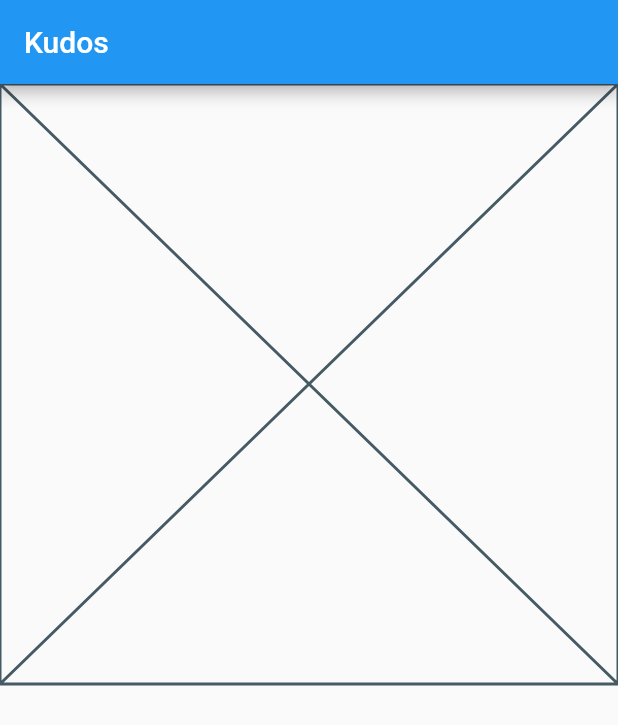
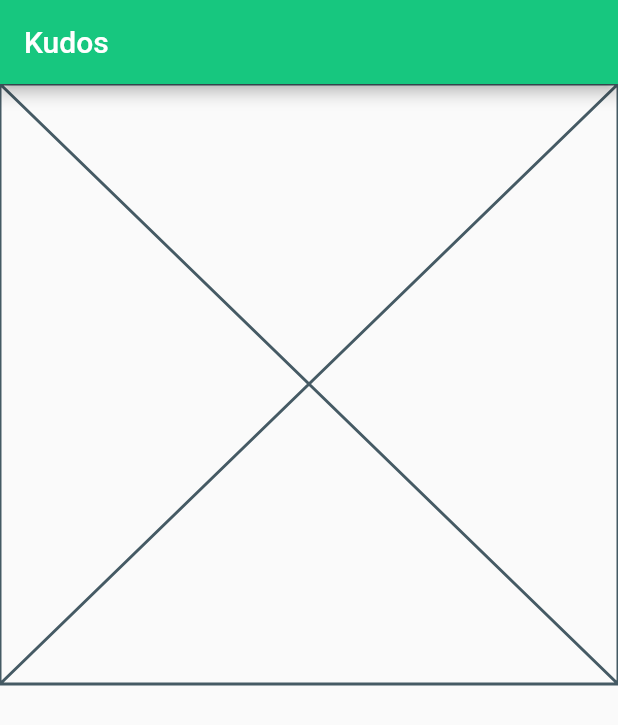
Before and after one commit to kabisa/flutter-for-beginners-workshop, a Flutter app: the screen it shows after launch, on a phone screen of 412 x 824 dp. Shown: the top 725 px of the screen. Run offline on Flutter 3.47's test engine with Material 2 defaults, Android fonts, the light colour scheme and no system bars.

Commit message:
add custom theme data

```diff
--- a/lib/domain/transaction.dart
+++ b/lib/domain/transaction.dart
@@ -39,35 +39,42 @@ class Transaction {
 
   static final List<Transaction> dummyTransactions = [
     Transaction(
-        fromName: "Kamryn Quin",
-        toName: "Neely Florence",
-        createdAt: DateTime.parse("2023-01-03T15:40:49.937988+0200"),
-        kudos: 25,
-        note: "being like sunshine on a rainy day."),
+      fromName: "Emmerson Jules",
+      toName: "Chris Campbell",
+      createdAt: DateTime.parse("2023-01-31T12:13:48.90337+0200"),
+      kudos: 10,
+      note: "being even better than a unicorn, because you're real.",
+    ),
     Transaction(
-        fromName: "Jamey Gayle",
-        toName: "Grier London",
-        createdAt: DateTime.parse("2023-01-02 14:37:40.669265+0200"),
-        kudos: 25,
-        note: "bringing out the best in other people."),
+      fromName: "Kerry Kelcey",
+      toName: "Leighton Dezi",
+      createdAt: DateTime.parse("2023-01-31T15:22:47.209402+0200"),
+      kudos: 20,
+      note: "you always know just what to say.",
+    ),
     Transaction(
-        fromName: "Martie Esme",
-        toName: "Vivian Casey",
-        createdAt: DateTime.parse("2023-01-02T09:56:52.285789+0200"),
-        kudos: 10,
-        note:
-            "that thing you don’t like about yourself is what makes you so interesting."),
+      fromName: "Martie Esme",
+      toName: "Vivian Casey",
+      createdAt: DateTime.parse(
+        "2023-01-02T09:56:52.285789+0200",
+      ),
+      kudos: 10,
+      note:
+          "that thing you don’t like about yourself is what makes you so interesting.",
+    ),
     Transaction(
-        fromName: "Kerry Kelcey",
-        toName: "Leighton Dezi",
-        createdAt: DateTime.parse("2023-01-31T15:22:47.209402+0200"),
-        kudos: 20,
-        note: "you always know just what to say."),
+      fromName: "Jamey Gayle",
+      toName: "Grier London",
+      createdAt: DateTime.parse("2023-01-02 14:37:40.669265+0200"),
+      kudos: 25,
+      note: "bringing out the best in other people.",
+    ),
     Transaction(
-        fromName: "Emmerson Jules",
-        toName: "Chris Campbell",
-        createdAt: DateTime.parse("2023-01-31T12:13:48.90337+0200"),
-        kudos: 10,
-        note: "being even better than a unicorn, because you're real.")
+      fromName: "Kamryn Quin",
+      toName: "Neely Florence",
+      createdAt: DateTime.parse("2023-01-03T15:40:49.937988+0200"),
+      kudos: 25,
+      note: "being like sunshine on a rainy day.",
+    ),
   ];
 }
--- a/lib/main_exercise.dart
+++ b/lib/main_exercise.dart
@@ -1,5 +1,6 @@
 import 'package:flutter/material.dart';
 import 'package:flutter_for_beginners_workshop/presentation/exercise/home_screen.dart';
+import 'package:flutter_for_beginners_workshop/theme/theme.dart';
 
 void main() {
   runApp(const MyApp());
@@ -13,9 +14,7 @@ class MyApp extends StatelessWidget {
   Widget build(BuildContext context) {
     return MaterialApp(
       title: 'Flutter Demo',
-      theme: ThemeData(
-        primarySwatch: Colors.blue,
-      ),
+      theme: theme,
       home: const HomeScreen(title: 'Kudos'),
     );
   }
--- a/lib/main_solution.dart
+++ b/lib/main_solution.dart
@@ -1,5 +1,6 @@
 import 'package:flutter/material.dart';
 import 'package:flutter_for_beginners_workshop/presentation/solution/home_screen.dart';
+import 'package:flutter_for_beginners_workshop/theme/theme.dart';
 
 void main() {
   runApp(const MyApp());
@@ -13,9 +14,7 @@ class MyApp extends StatelessWidget {
   Widget build(BuildContext context) {
     return MaterialApp(
       title: 'Flutter Demo',
-      theme: ThemeData(
-        primarySwatch: Colors.blue,
-      ),
+      theme: theme,
       home: const HomeScreen(title: 'Kudos'),
     );
   }
--- /dev/null
+++ b/lib/theme/theme.dart
@@ -0,0 +1,8 @@
+import 'package:flutter/material.dart';
+
+final theme = ThemeData(
+  colorScheme: ColorScheme.fromSeed(
+    seedColor: const Color(0xFF18242B),
+    primary: const Color(0xFF17C77F),
+  ),
+);
```
